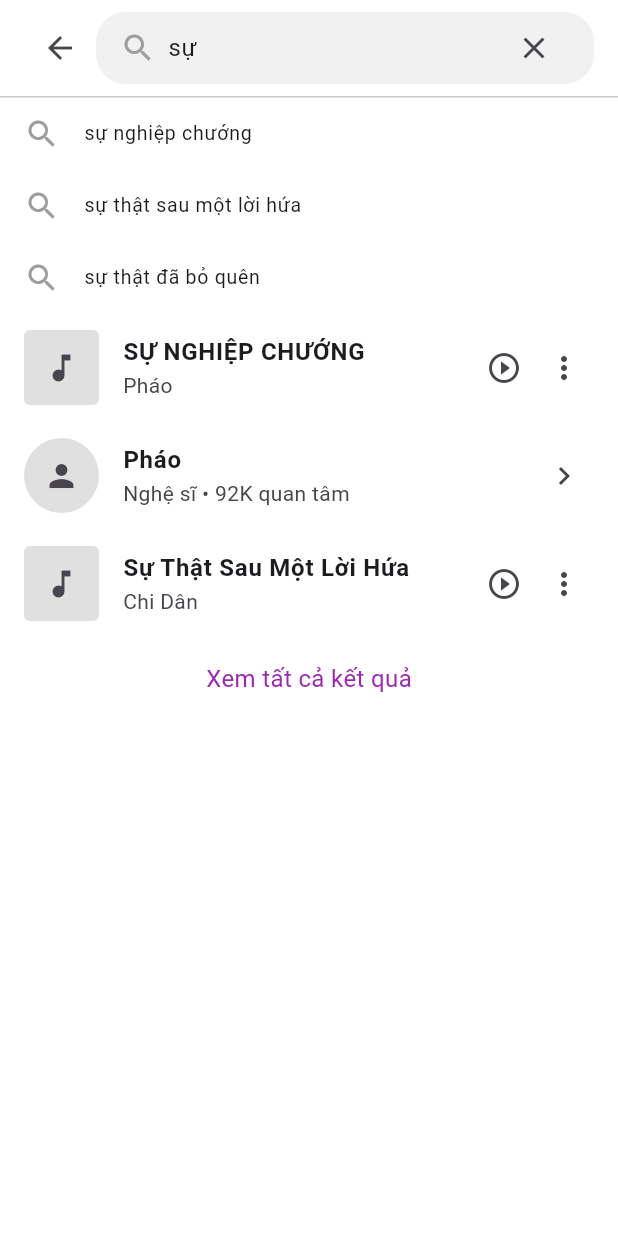
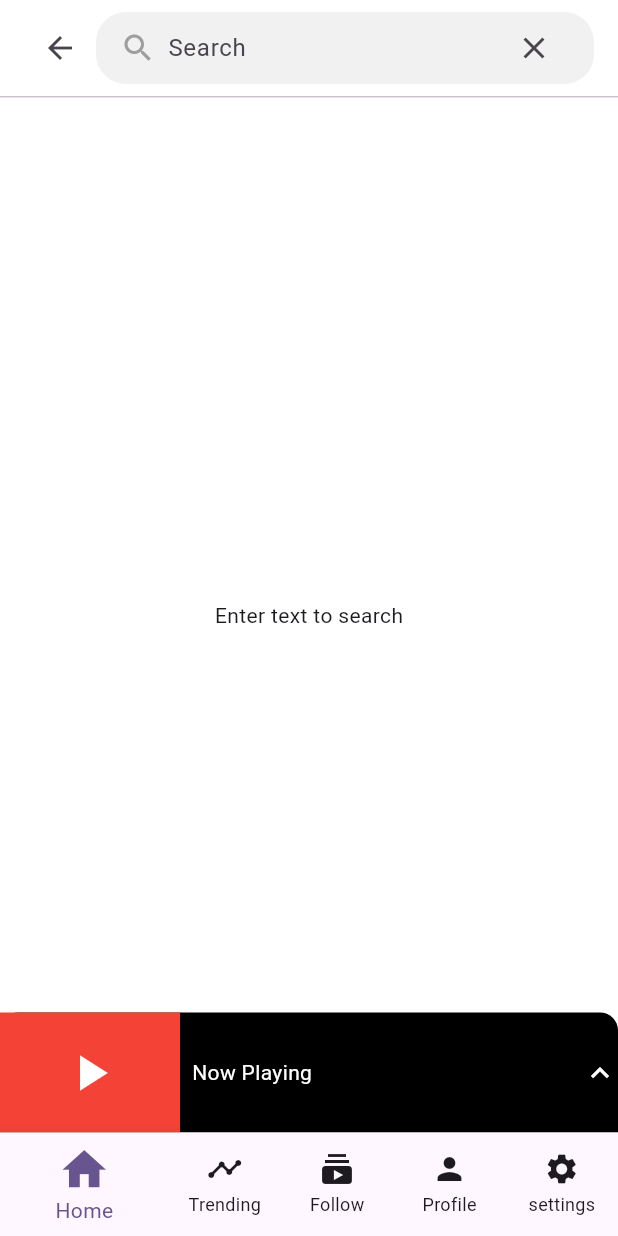
Before and after one commit to egnaro1007/symphonia, a Flutter app: the screen it shows after launch, after a tap on the "search" icon, on a phone screen of 412 x 824 dp. Run offline on Flutter 3.47's test engine with Material 3 defaults, Android fonts, the phone set to English and light mode, and no system bars; our stand-ins replace fl_chart, flutter_dotenv; network calls fail.

Commit message:
Modify Search Screen so it can have bottom navigation bar

```diff
--- /dev/null
+++ b/lib/models/search_result.dart
@@ -0,0 +1,41 @@
+abstract class SearchResult {
+  String id;
+  String name;
+  String image;
+
+  SearchResult({
+    required this.id,
+    required this.name,
+    required this.image,
+  });
+}
+
+class SongSearchResult extends SearchResult {
+  String artist;
+
+  SongSearchResult({
+    required String id,
+    required String name,
+    required this.artist,
+    required String image,
+  }) : super(id: id, name: name, image: image);
+}
+
+class ArtistSearchResult extends SearchResult {
+  ArtistSearchResult({
+    required String id,
+    required String name,
+    required String image,
+  }) : super(id: id, name: name, image: image);
+}
+
+class PlaylistSearchResult extends SearchResult {
+  String artist;
+
+  PlaylistSearchResult({
+    required String id,
+    required String name,
+    required String image,
+    required this.artist,
+  }) : super(id: id, name: name, image: image);
+}
--- a/lib/screens/home/home_screen.dart
+++ b/lib/screens/home/home_screen.dart
@@ -100,10 +100,7 @@ class _HomeScreenState extends State<HomeScreen> {
                         const SizedBox(width: 10),
                         ElevatedButton(
                           onPressed: () {
-                            Navigator.push(
-                              context,
-                              MaterialPageRoute(builder: (context) => const SearchScreen()),
-                            );
+                            widget.onTabSelected(6, "");
                           },
                           child: const Icon(Icons.search, size: 24),
                         )
--- a/lib/screens/navigation_bar_screen.dart
+++ b/lib/screens/navigation_bar_screen.dart
@@ -6,6 +6,7 @@ import 'trending/trending_screen.dart';
 import 'follow/follow_screen.dart';
 import 'profile/profile_screen.dart';
 import 'setting/setting_screen.dart';
+import 'search/search_screen.dart';
 import '../widgets/mini_player.dart';
 
 class NavigationBarScreen extends StatefulWidget {
@@ -35,6 +36,7 @@ class _NavigationBarScreenState extends State<NavigationBarScreen> {
         playlistID: _playlistID,
         onTabSelected: _onPlaylistSelected,
       ),
+      SearchScreen(onTabSelected: _onPlaylistSelected)
     ];
   }
 
@@ -49,15 +51,19 @@ class _NavigationBarScreenState extends State<NavigationBarScreen> {
     print("Selected Playlist ID: $playlistID");
 
     setState(() {
-      _playlistID = playlistID;
       _selectedBody = index; // Navigate to the Playlist screen
       if (_selectedBody >= 0 && _selectedBody < 5) {
         _selectedBottom = index;
       }
-      _screens[5] = PlaylistScreen(
-        playlistID: _playlistID,
-        onTabSelected: _onPlaylistSelected,
-      );
+
+      if (playlistID != "") {
+        _playlistID = playlistID;
+
+        _screens[5] = PlaylistScreen(
+          playlistID: _playlistID,
+          onTabSelected: _onPlaylistSelected,
+        );
+      }
     });
 
     print("Selected Playlist ID: $_playlistID");
--- a/lib/screens/search/search_screen.dart
+++ b/lib/screens/search/search_screen.dart
@@ -1,17 +1,27 @@
 import 'package:flutter/material.dart';
+import 'package:symphonia/models/search_result.dart';
+import 'package:symphonia/screens/abstract_navigation_screen.dart';
 import 'package:symphonia/services/searching.dart';
 
-class SearchScreen extends StatefulWidget {
-  const SearchScreen({super.key});
+class SearchScreen extends AbstractScreen {
+  SearchScreen({required super.onTabSelected});
 
   @override
   _SearchPageState createState() => _SearchPageState();
+
+  @override
+  // TODO: implement icon
+  Icon get icon => Icon(Icons.search);
+
+  @override
+  // TODO: implement title
+  String get title => "Search";
 }
 
 class _SearchPageState extends State<SearchScreen> {
-  final TextEditingController _searchController = TextEditingController(text: "sự");
+  final TextEditingController _searchController = TextEditingController(text: "");
   List<String> _searchSuggestions = [];
-  List<Map<String, dynamic>> _searchResults = [];
+  List<SearchResult> _searchResults = [];
 
   @override
   void initState() {
@@ -26,10 +36,12 @@ class _SearchPageState extends State<SearchScreen> {
     super.dispose();
   }
 
-  void _updateSearchResults(String query) {
+  void _updateSearchResults(String query) async {
+     var results = await Searching.searchResults(query);
+
     setState(() {
       _searchSuggestions = Searching.searchSuggestions(query);
-      _searchResults = Searching.searchResults(query);
+      _searchResults = results;
     });
   }
 
@@ -54,8 +66,7 @@ class _SearchPageState extends State<SearchScreen> {
                 IconButton(
                   icon: Icon(Icons.arrow_back),
                   onPressed: () {
-                    // back to previous screen
-                    Navigator.pop(context);
+                    widget.onTabSelected(0, "");
                   },
                 ),
                 Expanded(
@@ -112,23 +123,29 @@ class _SearchPageState extends State<SearchScreen> {
 
                 // Results
                 ..._searchResults.map((result) {
-                  if (result["type"] == "song") {
+                  if (result is SongSearchResult) {
                     return _buildSearchResult(
-                      result["title"],
-                      result["artist"],
-                      result["image"],
+                      result.name,
+                      result.artist,
+                      result.image,
                     );
-                  } else if (result["type"] == "artist") {
+                  } else if (result is ArtistSearchResult) {
                     return _buildArtistProfile(
-                      result["name"],
-                      result["subtitle"],
-                      result["image"],
+                      result.name,
+                      "Nghệ sĩ",
+                      result.image,
+                    );
+                  } else if (result is PlaylistSearchResult) {
+                    return buildPlaylistResult(
+                      result.name,
+                      result.artist,
+                      result.image,
                     );
                   }
                   return Container();
                 }),
 
-                if (_searchSuggestions.isNotEmpty || _searchResults.isNotEmpty)
+                if (_searchResults.isNotEmpty)
                   Padding(
                     padding: EdgeInsets.all(16),
                     child: Center(
@@ -214,4 +231,34 @@ class _SearchPageState extends State<SearchScreen> {
       trailing: Icon(Icons.chevron_right),
     );
   }
+
+  Widget buildPlaylistResult(String name, String artist, String imagePath) {
+    return ListTile(
+      leading: Container(
+        width: 50,
+        height: 50,
+        decoration: BoxDecoration(
+          color: Colors.grey.shade300,
+          borderRadius: BorderRadius.circular(4),
+        ),
+        child: ClipRRect(
+          borderRadius: BorderRadius.circular(4),
+          child: Icon(Icons.playlist_play),
+        ),
+      ),
+      title: Text(
+        name,
+        style: TextStyle(fontWeight: FontWeight.bold),
+      ),
+      subtitle: Text(artist),
+      trailing: Row(
+        mainAxisSize: MainAxisSize.min,
+        children: [
+          Icon(Icons.play_circle_outline),
+          SizedBox(width: 16),
+          Icon(Icons.more_vert),
+        ],
+      ),
+    );
+  }
 }
--- a/lib/services/searching.dart
+++ b/lib/services/searching.dart
@@ -1,3 +1,10 @@
+import 'dart:convert';
+
+import 'package:symphonia/services/spotify_token.dart';
+import 'package:http/http.dart' as http;
+
+import '../models/search_result.dart';
+
 class Searching {
   Searching._();
 
@@ -19,47 +26,134 @@ class Searching {
   }
 
   // Mock function for search results
-  static List<Map<String, dynamic>> searchResults(String word) {
+  static Future<List<SearchResult>> searchResults(String word) async {
     // This would typically be an API call or database query
-    if (word.toLowerCase().contains("sự")) {
-      return [
-        {
-          "type": "song",
-          "title": "SỰ NGHIỆP CHƯỚNG",
-          "artist": "Pháo",
-          "image": "assets/artist1.jpg"
+    if (word.length > 0) {
+      List<SearchResult> results = [];
+      results.addAll(await getSongSearchResults(word));
+      results.addAll(await getArtistSearchResults(word));
+      results.addAll(await getPlaylistSearchResults(word));
+
+      return results;
+    } else {
+      return [];
+    }
+  }
+
+  static Future<List<SongSearchResult>> getSongSearchResults(String word) async {
+    final String encodedWord = Uri.encodeComponent(word);
+    final token = await SpotifyToken.getTokens();
+    final url = Uri.parse(
+        'https://api.spotify.com/v1/search?q=$encodedWord&type=track&limit=10');
+
+    try {
+      final response = await http.get(
+        url,
+        headers: {
+          'Authorization': 'Bearer $token',
         },
-        {
-          "type": "artist",
-          "name": "Pháo",
-          "subtitle": "Nghệ sĩ • 92K quan tâm",
-          "image": "assets/artist2.jpg"
+      );
+
+      if (response.statusCode == 200) {
+        final data = jsonDecode(response.body);
+        var trackData = data['tracks']['items'];
+
+        List<SongSearchResult> songs = [];
+        for (var track in trackData) {
+          songs.add(SongSearchResult(
+            id: track['id'],
+            name: track['name'],
+            artist: track['artists']
+                .map((artist) => artist['name'])
+                .join(', '),
+            image: track['album']['images'][0]['url'],
+          ));
+        }
+        return songs;
+      } else {
+        throw Exception('Failed to load songs');
+      }
+    } catch (e) {
+      print(e);
+      return [];
+    }
+  }
+
+  static Future<List<ArtistSearchResult>> getArtistSearchResults(String word) async {
+    final String encodedWord = Uri.encodeComponent(word);
+    final token = await SpotifyToken.getTokens();
+    final url = Uri.parse(
+        'https://api.spotify.com/v1/search?q=$encodedWord&type=artist&limit=10');
+
+    try {
+      final response = await http.get(
+        url,
+        headers: {
+          'Authorization': 'Bearer $token',
         },
-        {
-          "type": "song",
-          "title": "Sự Thật Sau Một Lời Hứa",
-          "artist": "Chi Dân",
-          "image": "assets/artist3.jpg"
+      );
+
+      if (response.statusCode == 200) {
+        final data = jsonDecode(response.body);
+        var artistData = data['artists']['items'];
+
+        List<ArtistSearchResult> artists = [];
+        for (var artist in artistData) {
+          artists.add(ArtistSearchResult(
+            id: artist['id'],
+            name: artist['name'],
+            image: artist['images'][0]['url'],
+          ));
         }
-      ];
-    } else if (word.isEmpty) {
+        return artists;
+      } else {
+        throw Exception('Failed to load artists');
+      }
+    } catch (e) {
+      print(e);
       return [];
-    } else {
-      // Return different results for different searches
-      return [
-        {
-          "type": "song",
-          "title": word.toUpperCase(),
-          "artist": "Various Artists",
-          "image": "assets/artist4.jpg"
+    }
+  }
+
+  static Future<List<PlaylistSearchResult>> getPlaylistSearchResults(String word) async {
+    final String encodedWord = Uri.encodeComponent(word);
+    final token = await SpotifyToken.getTokens();
+    final url = Uri.parse(
+        'https://api.spotify.com/v1/search?q=$encodedWord&type=playlist&limit=10');
+
+    try {
+      final response = await http.get(
+        url,
+        headers: {
+          'Authorization': 'Bearer $token',
         },
-        {
-          "type": "artist",
-          "name": word,
-          "subtitle": "Nghệ sĩ • Search Result",
-          "image": "assets/artist5.jpg"
+      );
+
+      if (response.statusCode == 200) {
+        final data = jsonDecode(response.body);
+
+        var playlistData = data['playlists']['items'];
+
+        List<PlaylistSearchResult> playlists = [];
+        for (var playlist in playlistData) {
+          if (playlist == null) {
+            continue;
+          }
+
+          playlists.add(PlaylistSearchResult(
+            id: playlist['id'],
+            name: playlist['name'],
+            image: playlist['images'][0]['url'],
+            artist: playlist['owner']['display_name'],
+          ));
         }
-      ];
+        return playlists;
+      } else {
+        throw Exception('Failed to load playlists');
+      }
+    } catch (e) {
+      print(e);
+      return [];
     }
   }
 }
```
Also changed, not shown: lib/screens/profile/profile_screen.dart (+6 -9 lines), lib/screens/trending/trending_header.dart (+9 -9 lines), lib/screens/search/search_suggestion.dart (deleted).
